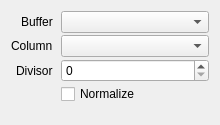
This is src/session/AttributeProperties.ui in houmain/gpupad as Qt 5 draws it before an edit. The edited form follows.
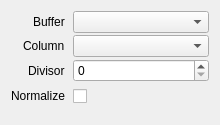
This is the edited form. Custom widgets are drawn as their Qt base class.

Commit message: Apply Target Properties

```diff
--- a/src/session/AttributeProperties.ui
+++ b/src/session/AttributeProperties.ui
@@ -63,8 +63,11 @@
      </item>
      <item row="3" column="1">
       <widget class="QCheckBox" name="normalize">
-       <property name="text">
-        <string>Normalize</string>
+       <property name="minimumSize">
+        <size>
+         <width>0</width>
+         <height>24</height>
+        </size>
        </property>
       </widget>
      </item>
@@ -82,6 +85,13 @@
        </property>
       </widget>
      </item>
+     <item row="3" column="0">
+      <widget class="QLabel" name="labelNormalize">
+       <property name="text">
+        <string>Normalize</string>
+       </property>
+      </widget>
+     </item>
     </layout>
    </item>
   </layout>
```
The commit also changes 20 other files.
